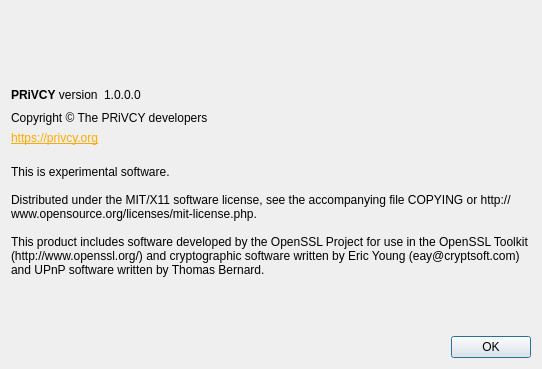
Before: the Qt Designer form src/qt/forms/aboutdialog.ui in privcycoin/privcy, drawn with Qt 5.
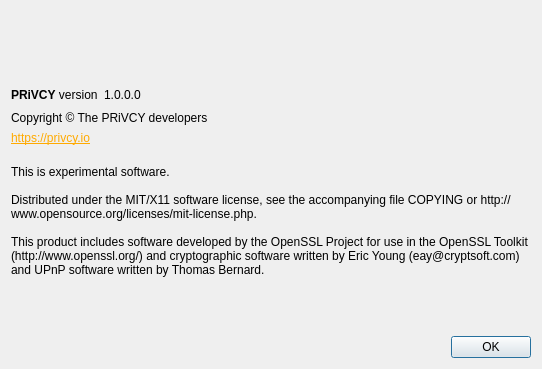
After: the same form once the commit is applied. Icons and pictures are not drawn.

Commit message: Update to lead domain (.io)

Patch:
```diff
--- a/src/qt/forms/aboutdialog.ui
+++ b/src/qt/forms/aboutdialog.ui
@@ -102,7 +102,7 @@
      <item>
       <widget class="QLabel" name="label_3">
        <property name="text">
-        <string>&lt;html&gt;&lt;head/&gt;&lt;body&gt;&lt;p&gt;&lt;a href=&quot;https://privcy.org&quot;&gt;&lt;span style=&quot; text-decoration: underline; color:#ffaa00;&quot;&gt;https://privcy.org&lt;/span&gt;&lt;/a&gt;&lt;/p&gt;&lt;/body&gt;&lt;/html&gt;</string>
+        <string>&lt;html&gt;&lt;head/&gt;&lt;body&gt;&lt;p&gt;&lt;a href=&quot;https://privcy.io&quot;&gt;&lt;span style=&quot; text-decoration: underline; color:#ffaa00;&quot;&gt;https://privcy.io&lt;/span&gt;&lt;/a&gt;&lt;/p&gt;&lt;/body&gt;&lt;/html&gt;</string>
        </property>
        <property name="openExternalLinks">
         <bool>true</bool>
```
